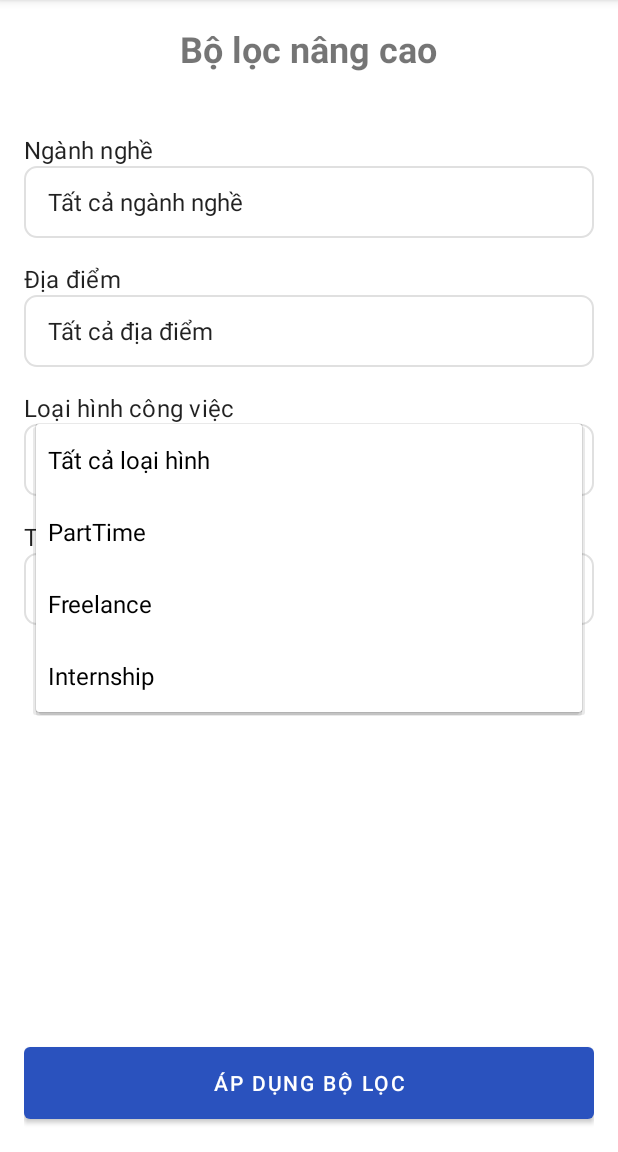
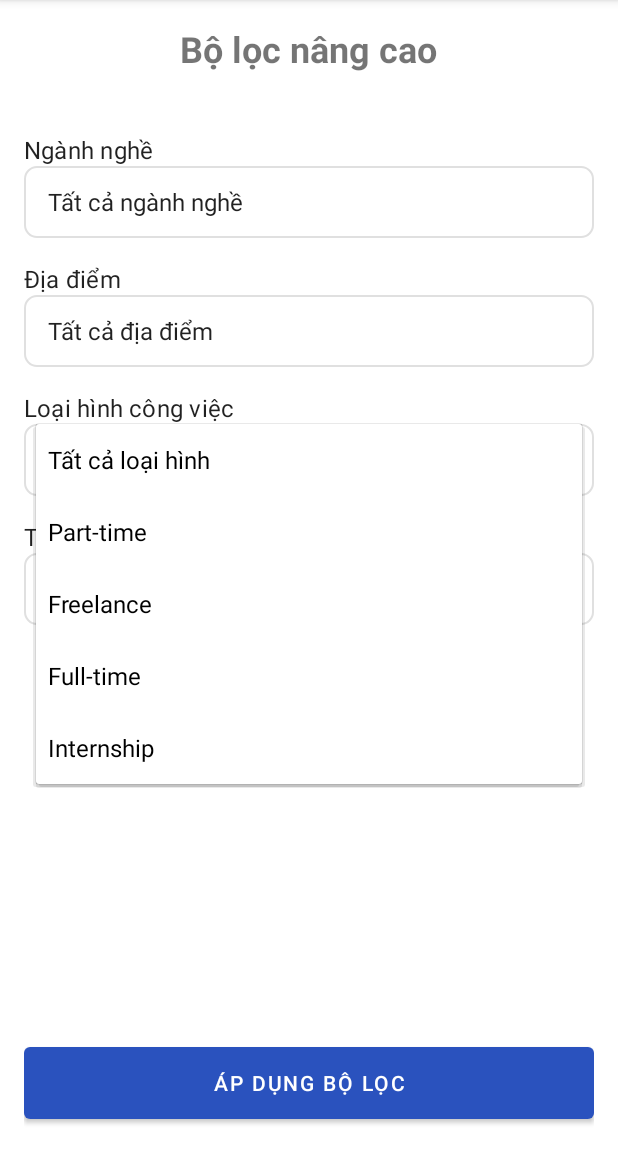
Before and after one commit to khang-81/Group_Project, an Android app: the FilterActivity screen opened directly, with no data from a screen before it, after a tap on "Tất cả loại hình", on a phone screen of 412 x 824 dp, the part 84-1236 px from its top. Run offline under Robolectric (Android 15) with nearby library versions, the phone set to English and light mode, and no system bars; our stand-ins replace Firebase (no records; nobody signed in at launch, a user with empty details on screens opened directly).

```diff
--- a/app/src/main/java/com/example/hanoistudentgigs/activities/FilterActivity.java
+++ b/app/src/main/java/com/example/hanoistudentgigs/activities/FilterActivity.java
@@ -119,8 +119,9 @@ public class FilterActivity extends AppCompatActivity {
         // Thiết lập dữ liệu cố định cho Spinner Loại hình công việc
         List<String> jobTypes = new ArrayList<>();
         jobTypes.add("Tất cả loại hình");
-        jobTypes.add("PartTime");
+        jobTypes.add("Part-time");
         jobTypes.add("Freelance");
+        jobTypes.add("Full-time");
         jobTypes.add("Internship");
         ArrayAdapter<String> jobTypeAdapter = new ArrayAdapter<>(this, android.R.layout.simple_spinner_item, jobTypes);
         jobTypeAdapter.setDropDownViewResource(android.R.layout.simple_spinner_dropdown_item);
--- a/gradle/libs.versions.toml
+++ b/gradle/libs.versions.toml
@@ -22,7 +22,7 @@ firebase-bom = "33.15.0" # Sử dụng phiên bản BOM mới nhất
 firebase-ui-firestore = "8.0.2" # firebase-ui cần phiên bản riêng
 
 # Gradle Plugin
-agp = "8.10.1"
+agp = "8.9.1"
 
 [libraries]
 # Android Core & UI
```
